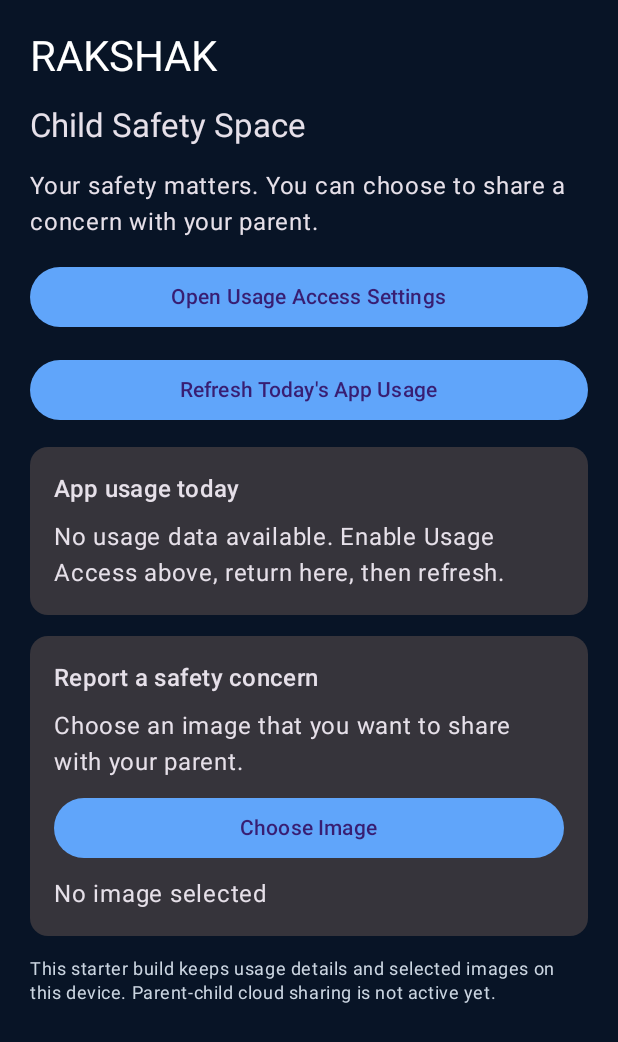
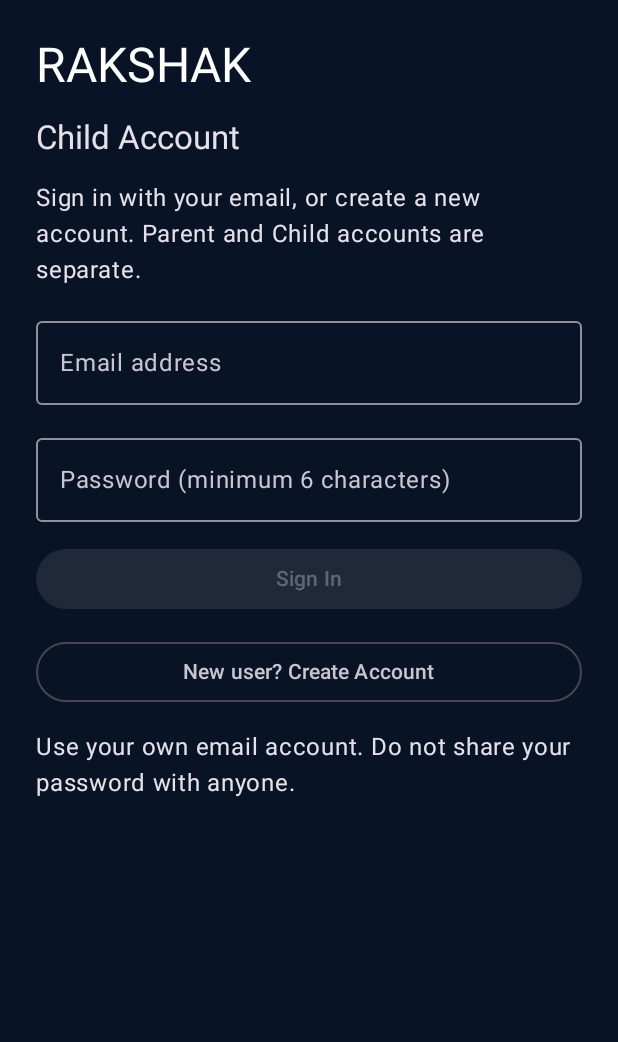
Before and after one commit to prembhadana/RAKSHAK-APP, an Android app built with Jetpack Compose: the screen it shows after launch (MainActivity), on a phone screen of 412 x 824 dp. Shown: the top 1042 px of the screen. Run offline under Robolectric (Android 15) with nearby library versions, the phone set to English and light mode, and no system bars; our stand-ins replace Firebase (no records; nobody signed in at launch, a user with empty details on screens opened directly).

Commit message:
Add Firebase email authentication for parent and child apps

```diff
--- a/app/src/main/java/com/rakshak/app/MainActivity.kt
+++ b/app/src/main/java/com/rakshak/app/MainActivity.kt
@@ -17,11 +17,15 @@ import androidx.compose.foundation.layout.Row
 import androidx.compose.foundation.layout.fillMaxSize
 import androidx.compose.foundation.layout.fillMaxWidth
 import androidx.compose.foundation.layout.padding
+import androidx.compose.foundation.layout.height
+import androidx.compose.foundation.rememberScrollState
+import androidx.compose.foundation.verticalScroll
 import androidx.compose.material3.AlertDialog
 import androidx.compose.material3.Button
 import androidx.compose.material3.Card
 import androidx.compose.material3.MaterialTheme
 import androidx.compose.material3.OutlinedButton
+import androidx.compose.material3.OutlinedTextField
 import androidx.compose.material3.Surface
 import androidx.compose.material3.Text
 import androidx.compose.material3.darkColorScheme
@@ -29,6 +33,7 @@ import androidx.compose.runtime.*
 import androidx.compose.ui.Modifier
 import androidx.compose.ui.graphics.Color
 import androidx.compose.ui.unit.dp
+import com.google.firebase.auth.FirebaseAuth
 import java.text.SimpleDateFormat
 import java.util.Date
 import java.util.Locale
@@ -45,11 +50,25 @@ class MainActivity : ComponentActivity() {
                     surface = Color(0xFF12233D)
                 )
             ) {
-                Surface(
-                    modifier = Modifier.fillMaxSize(),
-                    color = MaterialTheme.colorScheme.background
-                ) {
-                    if (BuildConfig.FLAVOR == "parent") ParentHome(this) else ChildHome(this)
+                Surface(Modifier.fillMaxSize(), color = MaterialTheme.colorScheme.background) {
+                    val auth = remember { FirebaseAuth.getInstance() }
+                    var currentUser by remember { mutableStateOf(auth.currentUser) }
+                    DisposableEffect(auth) {
+                        val listener = FirebaseAuth.AuthStateListener { currentUser = it.currentUser }
+                        auth.addAuthStateListener(listener)
+                        onDispose { auth.removeAuthStateListener(listener) }
+                    }
+                    if (currentUser == null) {
+                        AuthScreen(
+                            role = if (BuildConfig.FLAVOR == "parent") "Parent" else "Child",
+                            auth = auth,
+                            onSignedIn = { currentUser = auth.currentUser }
+                        )
+                    } else if (BuildConfig.FLAVOR == "parent") {
+                        ParentHome(this, currentUser?.email.orEmpty()) { auth.signOut() }
+                    } else {
+                        ChildHome(this, currentUser?.email.orEmpty()) { auth.signOut() }
+                    }
                 }
             }
         }
@@ -57,71 +76,130 @@ class MainActivity : ComponentActivity() {
 }
 
 @Composable
-private fun ParentHome(context: Context) {
+private fun AuthScreen(role: String, auth: FirebaseAuth, onSignedIn: () -> Unit) {
+    var email by remember { mutableStateOf("") }
+    var password by remember { mutableStateOf("") }
+    var busy by remember { mutableStateOf(false) }
+    var message by remember { mutableStateOf("") }
+    var createAccount by remember { mutableStateOf(false) }
+
+    Column(
+        Modifier.fillMaxSize().verticalScroll(rememberScrollState()).padding(24.dp),
+        verticalArrangement = Arrangement.spacedBy(14.dp)
+    ) {
+        Text("RAKSHAK", style = MaterialTheme.typography.headlineLarge, color = Color.White)
+        Text("$role Account", style = MaterialTheme.typography.titleLarge)
+        Text("Sign in with your email, or create a new account. Parent and Child accounts are separate.")
+        OutlinedTextField(
+            value = email,
+            onValueChange = { email = it.trim() },
+            label = { Text("Email address") },
+            singleLine = true,
+            modifier = Modifier.fillMaxWidth()
+        )
+        OutlinedTextField(
+            value = password,
+            onValueChange = { password = it },
+            label = { Text("Password (minimum 6 characters)") },
+            singleLine = true,
+            modifier = Modifier.fillMaxWidth()
+        )
+        Button(
+            enabled = !busy && email.contains("@") && password.length >= 6,
+            onClick = {
+                busy = true
+                message = ""
+                val task = if (createAccount) auth.createUserWithEmailAndPassword(email, password)
+                    else auth.signInWithEmailAndPassword(email, password)
+                task.addOnCompleteListener { result ->
+                    busy = false
+                    if (result.isSuccessful) {
+                        if (createAccount) {
+                            auth.currentUser?.sendEmailVerification()
+                            message = "Account created. Please verify your email when possible."
+                        } else {
+                            onSignedIn()
+                        }
+                    } else {
+                        message = result.exception?.localizedMessage ?: "Authentication failed. Please try again."
+                    }
+                }
+            },
+            modifier = Modifier.fillMaxWidth()
+        ) {
+            Text(if (busy) "Please wait..." else if (createAccount) "Create Account" else "Sign In")
+        }
+        OutlinedButton(
+            enabled = !busy,
+            onClick = {
+                createAccount = !createAccount
+                message = ""
+            },
+            modifier = Modifier.fillMaxWidth()
+        ) { Text(if (createAccount) "Already have an account? Sign In" else "New user? Create Account") }
+
+        if (message.isNotBlank()) {
+            Text(message, color = if (message.contains("created")) Color(0xFF86EFAC) else Color(0xFFFCA5A5))
+        }
+        Text("Use your own email account. Do not share your password with anyone.")
+    }
+}
+
+@Composable
+private fun ParentHome(context: Context, email: String, onSignOut: () -> Unit) {
     var refreshedAt by remember { mutableStateOf(currentTime()) }
     var dialog by remember { mutableStateOf<String?>(null) }
 
     Column(
-        modifier = Modifier.fillMaxSize().padding(20.dp),
+        modifier = Modifier.fillMaxSize().verticalScroll(rememberScrollState()).padding(20.dp),
         verticalArrangement = Arrangement.spacedBy(16.dp)
     ) {
         Text("RAKSHAK", style = MaterialTheme.typography.headlineMedium, color = Color.White)
         Text("Parent Dashboard", style = MaterialTheme.typography.titleLarge)
+        Text("Signed in as: $email")
         Card(modifier = Modifier.fillMaxWidth()) {
             Column(Modifier.padding(16.dp), verticalArrangement = Arrangement.spacedBy(10.dp)) {
                 Text("Welcome, Parent", style = MaterialTheme.typography.titleMedium)
                 Text("Dashboard refreshed: $refreshedAt")
-                Button(
-                    onClick = {
+                Button(onClick = {
                     refreshedAt = currentTime()
                     Toast.makeText(context, "Dashboard refreshed", Toast.LENGTH_SHORT).show()
-                    },
-                    modifier = Modifier.fillMaxWidth()
-                ) { Text("Refresh Dashboard") }
+                }, modifier = Modifier.fillMaxWidth()) { Text("Refresh Dashboard") }
             }
         }
         Card(modifier = Modifier.fillMaxWidth()) {
             Column(Modifier.padding(16.dp), verticalArrangement = Arrangement.spacedBy(10.dp)) {
                 Text("Family connection", style = MaterialTheme.typography.titleMedium)
-                Text("No child device is connected yet.")
-                Button(
-                    onClick = { dialog = "pair" },
-                    modifier = Modifier.fillMaxWidth()
-                ) { Text("Set Up Child Device") }
+                Text("Your account is ready. Secure child pairing is the next setup step.")
+                Button(onClick = { dialog = "pair" }, modifier = Modifier.fillMaxWidth()) {
+                    Text("Set Up Child Device")
                 }
             }
-        OutlinedButton(
-            onClick = { dialog = "safety" },
-            modifier = Modifier.fillMaxWidth()
-        ) { Text("Safety & Privacy Guide") }
-
-        Text(
-            "Note: Parent-child pairing and cloud sync are not active in this build. This screen will not show child data until secure pairing is implemented.",
-            style = MaterialTheme.typography.bodySmall,
-            color = Color(0xFFCBD5E1)
-        )
+        }
+        OutlinedButton(onClick = { dialog = "safety" }, modifier = Modifier.fillMaxWidth()) {
+            Text("Safety & Privacy Guide")
+        }
+        OutlinedButton(onClick = onSignOut, modifier = Modifier.fillMaxWidth()) { Text("Sign Out") }
     }
 
     if (dialog != null) {
         val isPair = dialog == "pair"
         AlertDialog(
             onDismissRequest = { dialog = null },
-            title = { Text(if (isPair) "Set up Child Device" else "Safety & Privacy") },
+            title = { Text(if (isPair) "Child Device Pairing" else "Safety & Privacy") },
             text = {
-                Text(
-                    if (isPair) "Install the RAKSHAK Child app on the child's device. Secure account sign-in and pairing are not available in this build yet, so the devices cannot connect at this stage."
-                    else "RAKSHAK is intended for transparent family safety. App usage access must be enabled by the device user. This starter build does not read private chats, recover deleted messages, or record calls."
-                )
+                Text(if (isPair)
+                    "Your Parent account is active. The one-time pairing code and secure device linking will be enabled in the next update."
+                else
+                    "RAKSHAK is designed for transparent family safety. It does not read private chats, recover deleted messages, or record calls.")
             },
-            confirmButton = {
-                Button(onClick = { dialog = null }) { Text("Got it") }
-            }
+            confirmButton = { Button(onClick = { dialog = null }) { Text("OK") } }
         )
     }
 }
 
 @Composable
-private fun ChildHome(context: Context) {
+private fun ChildHome(context: Context, email: String, onSignOut: () -> Unit) {
     var usageRows by remember { mutableStateOf(readUsage(context)) }
     var selectedEvidence by remember { mutableStateOf<String?>(null) }
     var showUsageHelp by remember { mutableStateOf(false) }
@@ -130,49 +208,36 @@ private fun ChildHome(context: Context) {
         contract = ActivityResultContracts.GetContent()
     ) { uri ->
         selectedEvidence = uri?.toString()
-        if (uri != null) {
-            Toast.makeText(context, "Image selected on this device", Toast.LENGTH_SHORT).show()
-        }
+        if (uri != null) Toast.makeText(context, "Image selected on this device", Toast.LENGTH_SHORT).show()
     }
 
     Column(
-        modifier = Modifier.fillMaxSize().padding(20.dp),
+        modifier = Modifier.fillMaxSize().verticalScroll(rememberScrollState()).padding(20.dp),
         verticalArrangement = Arrangement.spacedBy(14.dp)
     ) {
         Text("RAKSHAK", style = MaterialTheme.typography.headlineMedium, color = Color.White)
         Text("Child Safety Space", style = MaterialTheme.typography.titleLarge)
+        Text("Signed in as: $email")
         Text("Your safety matters. You can choose to share a concern with your parent.")
-        Button(
-            onClick = {
-                try {
-                    context.startActivity(Intent(Settings.ACTION_USAGE_ACCESS_SETTINGS))
-                } catch (_: Exception) {
-                    Toast.makeText(context, "Usage Access settings could not be opened on this device", Toast.LENGTH_LONG).show()
-                }
-            },
-            modifier = Modifier.fillMaxWidth()
-        ) { Text("Open Usage Access Settings") }
+        Button(onClick = {
+            try { context.startActivity(Intent(Settings.ACTION_USAGE_ACCESS_SETTINGS)) }
+            catch (_: Exception) { Toast.makeText(context, "Could not open Usage Access settings", Toast.LENGTH_LONG).show() }
+        }, modifier = Modifier.fillMaxWidth()) { Text("Open Usage Access Settings") }
 
-        Button(
-            onClick = {
+        Button(onClick = {
             usageRows = readUsage(context)
             if (usageRows.isEmpty()) showUsageHelp = true
             else Toast.makeText(context, "Usage list refreshed", Toast.LENGTH_SHORT).show()
-            },
-            modifier = Modifier.fillMaxWidth()
-        ) { Text("Refresh Today's App Usage") }
+        }, modifier = Modifier.fillMaxWidth()) { Text("Refresh Today's App Usage") }
 
         Card(modifier = Modifier.fillMaxWidth()) {
             Column(Modifier.padding(16.dp), verticalArrangement = Arrangement.spacedBy(8.dp)) {
                 Text("App usage today", style = MaterialTheme.typography.titleMedium)
-                if (usageRows.isEmpty()) {
-                    Text("No usage data available. Enable Usage Access above, return here, then refresh.")
-                } else {
-                    usageRows.take(8).forEach { row ->
+                if (usageRows.isEmpty()) Text("No usage data available. Enable Usage Access above, return here, then refresh.")
+                else usageRows.take(8).forEach { row ->
                     Row(Modifier.fillMaxWidth(), horizontalArrangement = Arrangement.SpaceBetween) {
                         Text(row.first, modifier = Modifier.weight(1f))
                         Text(row.second)
-                        }
                     }
                 }
             }
@@ -181,28 +246,22 @@ private fun ChildHome(context: Context) {
             Column(Modifier.padding(16.dp), verticalArrangement = Arrangement.spacedBy(8.dp)) {
                 Text("Report a safety concern", style = MaterialTheme.typography.titleMedium)
                 Text("Choose an image that you want to share with your parent.")
-                Button(
-                    onClick = { photoPicker.launch("image/*") },
-                    modifier = Modifier.fillMaxWidth()
-                ) { Text("Choose Image") }
+                Button(onClick = { photoPicker.launch("image/*") }, modifier = Modifier.fillMaxWidth()) {
+                    Text("Choose Image")
+                }
                 Text(if (selectedEvidence == null) "No image selected" else "Image selected on this device. It has not been uploaded or sent.")
             }
         }
-        Text(
-            "This starter build keeps usage details and selected images on this device. Parent-child cloud sharing is not active yet.",
-            style = MaterialTheme.typography.bodySmall,
-            color = Color(0xFFCBD5E1)
-        )
+        OutlinedButton(onClick = onSignOut, modifier = Modifier.fillMaxWidth()) { Text("Sign Out") }
+        Text("Usage details and selected images remain on this device in this build. Cloud sharing is not active yet.")
     }
 
     if (showUsageHelp) {
         AlertDialog(
             onDismissRequest = { showUsageHelp = false },
             title = { Text("Usage data unavailable") },
-            text = { Text("Open Usage Access Settings, find RAKSHAK, allow access, return to this app and tap Refresh Today's App Usage.") },
-            confirmButton = {
-                Button(onClick = { showUsageHelp = false }) { Text("OK") }
-            }
+            text = { Text("Open Usage Access Settings, find RAKSHAK, allow access, return here and tap Refresh Today's App Usage.") },
+            confirmButton = { Button(onClick = { showUsageHelp = false }) { Text("OK") } }
         )
     }
 }
```
Lines whose indentation alone changed are shown as unchanged.
